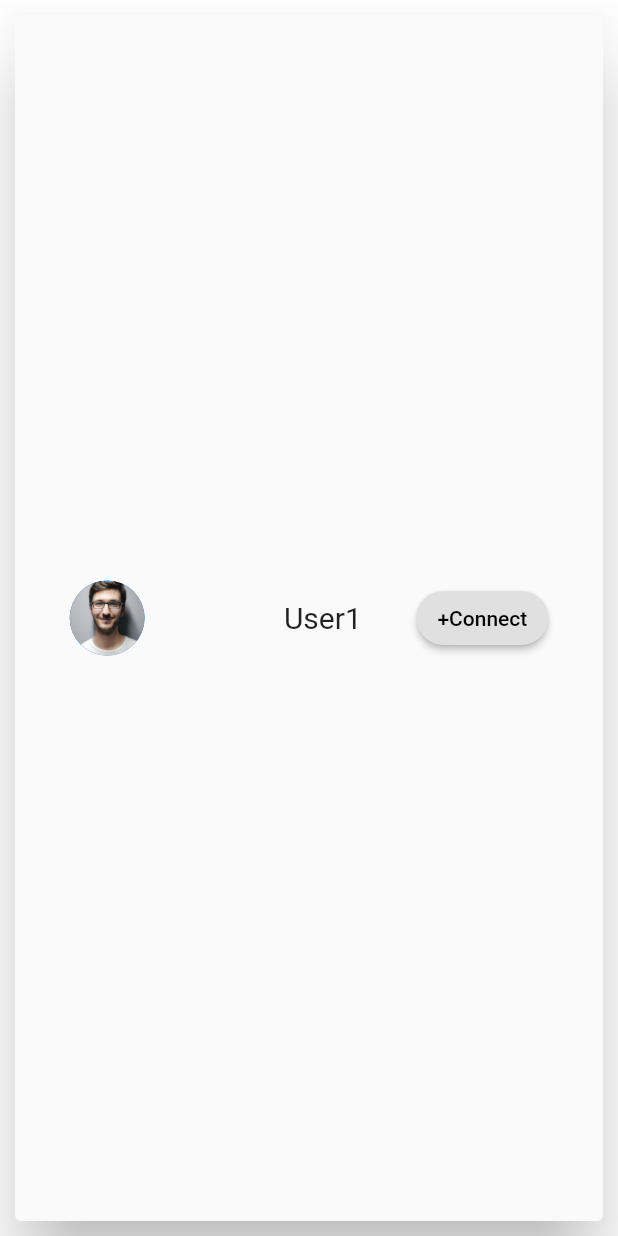
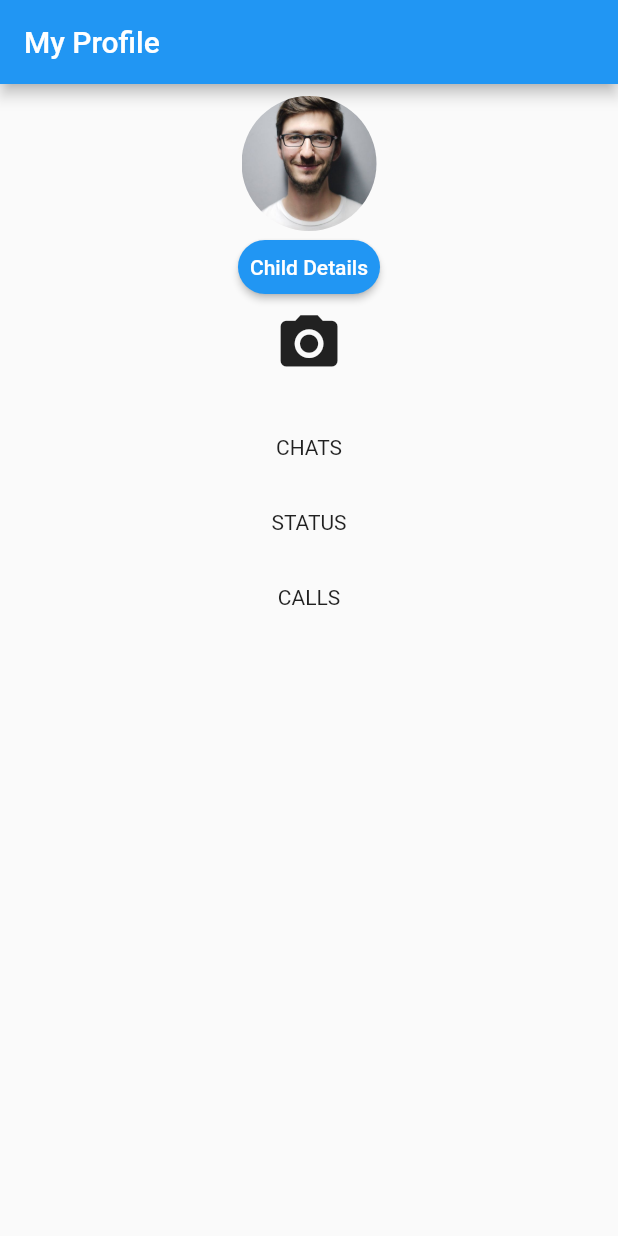
Before and after one commit to shrestha24/chat_application, a Flutter app: the screen it shows after launch, on a phone screen of 412 x 824 dp. Run offline on Flutter 3.47's test engine with Material 2 defaults, Android fonts, the phone set to English and light mode, and no system bars; our stand-ins replace bubble, camera, flutter_screenutil.

Commit message:
my profile page under construction.

```diff
--- /dev/null
+++ b/lib/Screens/my_profile.dart
@@ -0,0 +1,78 @@
+import 'package:flutter/material.dart';
+import 'package:flutter_screenutil/screenutil.dart';
+
+class MyProfile extends StatelessWidget {
+  @override
+  Widget build(BuildContext context) {
+    double tabWidth = MediaQuery.of(context).size.width / 5;
+    return Scaffold(
+      appBar: AppBar(title: Text("My Profile"),
+        backgroundColor: Colors.blue,
+      ),
+      body: Row(
+        mainAxisAlignment: MainAxisAlignment.center,
+
+        children: <Widget>[
+          Padding(
+            padding: const EdgeInsets.all(8.0),
+            child: Column(
+              children: <Widget>[
+                ClipRRect(
+                  borderRadius: BorderRadius.circular(50.0),
+                  child: Image(
+                    fit: BoxFit.cover,
+                    image: AssetImage("assets/images/person1.jpeg"),
+                    height: 90.0,
+                    width: 90.0,
+                  ),
+                ),
+                RaisedButton(
+                    onPressed: () {
+
+                },
+                  padding: EdgeInsets.all(8.0),
+                  color: Colors.blue,
+                  textColor: Colors.white,
+                  shape: RoundedRectangleBorder(
+                    borderRadius: BorderRadius.circular(28.0)
+                  ),
+                  child: Text("Child Details"),
+
+                ),
+                Container(
+                  height: ScreenUtil().setHeight(60.0),
+                  padding: EdgeInsets.only(bottom: ScreenUtil().setHeight(15.0)),
+                  alignment: Alignment.bottomCenter,
+                  width: ScreenUtil().setWidth(50.0),
+                  child: Center(
+                    child: Icon(
+                      Icons.camera_alt,
+                      size: ScreenUtil().setSp(40.0),
+                    ),
+                  ),
+                ),
+                Container(
+                    height:(50.0),
+                    alignment: Alignment.center,
+                    width: tabWidth,
+                    child: new Text("CHATS")),
+                Container(
+                  height:(50.0),
+                  alignment: Alignment.center,
+                  width: tabWidth,
+                  child: new Text("STATUS"),
+                ),
+                Container(
+                  height:(50.0),
+                  alignment: Alignment.center,
+                  width: tabWidth,
+                  child: new Text("CALLS"),
+                )
+              ]),
+          ),
+
+              ],
+            ),
+          );
+  }
+}
--- a/lib/main.dart
+++ b/lib/main.dart
@@ -1,3 +1,4 @@
+import 'package:chat_application/Screens/my_profile.dart';
 import 'package:chat_application/models/connect_card.dart';
 import 'package:flutter/material.dart';
 import 'package:camera/camera.dart';
@@ -30,7 +31,7 @@ class MyApp extends StatelessWidget {
         cardColor: Color.fromRGBO(250, 250, 250, 1.0),
         accentColor: Color.fromRGBO(236, 229, 221, 1.0),
       ),
-      home: ConnectCard(),
+      home: MyProfile(),
     );
   }
 }
```
